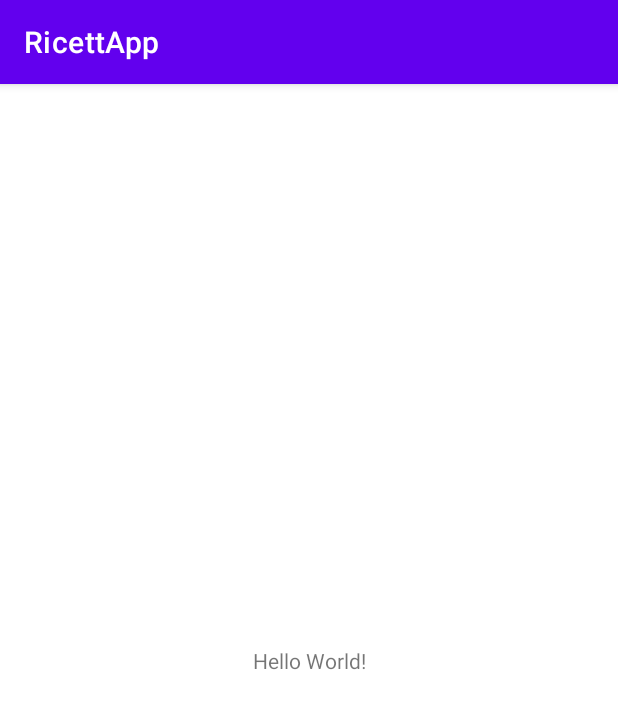
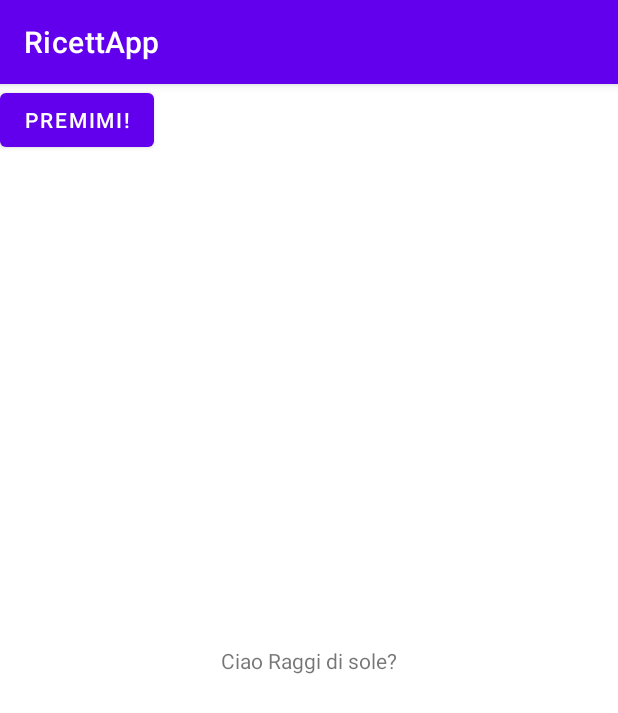
Before and after one commit to francescoolivo/RicettApp, an Android app: the screen it shows after launch (MainActivity), on a phone screen of 412 x 824 dp. Shown: the top 713 px of the screen. Run offline under Robolectric (Android 15) with nearby library versions, the phone set to English and light mode, and no system bars.

Commit message:
Commit di prova

```diff
--- a/app/src/main/res/layout/activity_main.xml
+++ b/app/src/main/res/layout/activity_main.xml
@@ -9,10 +9,17 @@
     <TextView
         android:layout_width="wrap_content"
         android:layout_height="wrap_content"
-        android:text="Hello World!"
+        android:text="Ciao Raggi di sole?"
         app:layout_constraintBottom_toBottomOf="parent"
         app:layout_constraintLeft_toLeftOf="parent"
         app:layout_constraintRight_toRightOf="parent"
         app:layout_constraintTop_toTopOf="parent" />
 
+    <Button
+        android:layout_width="wrap_content"
+        android:layout_height="wrap_content"
+        android:text="Premimi!"
+        android:gravity="center_horizontal|center_vertical"
+        tools:ignore="MissingConstraints" />
+
 </androidx.constraintlayout.widget.ConstraintLayout>
```
